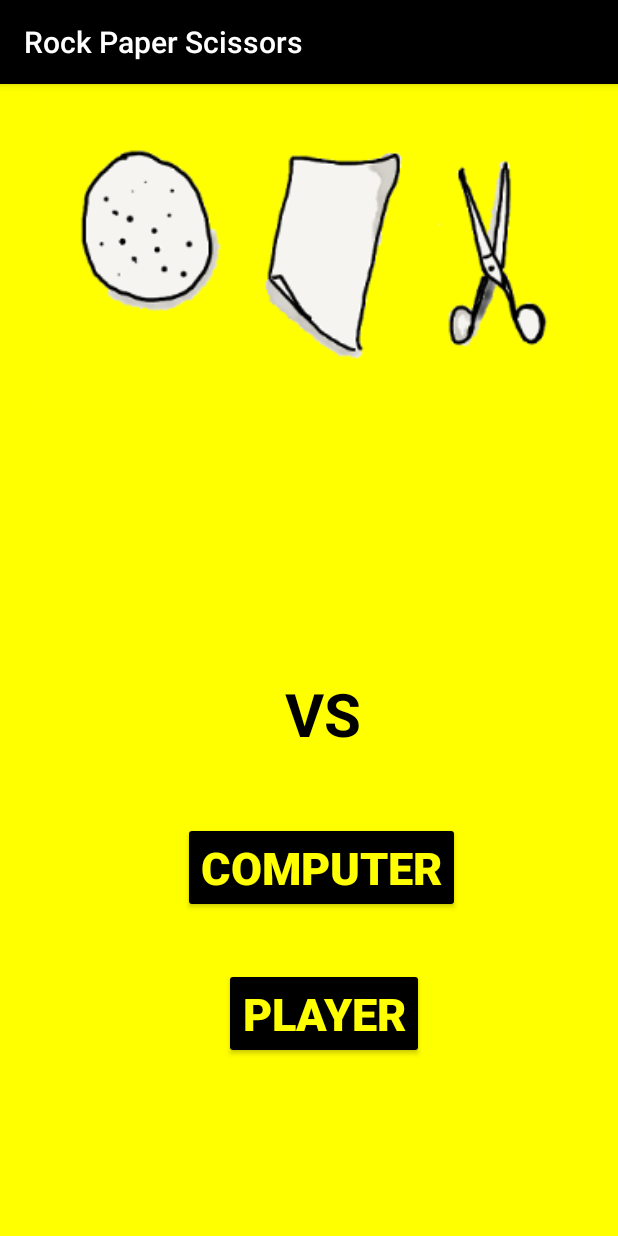
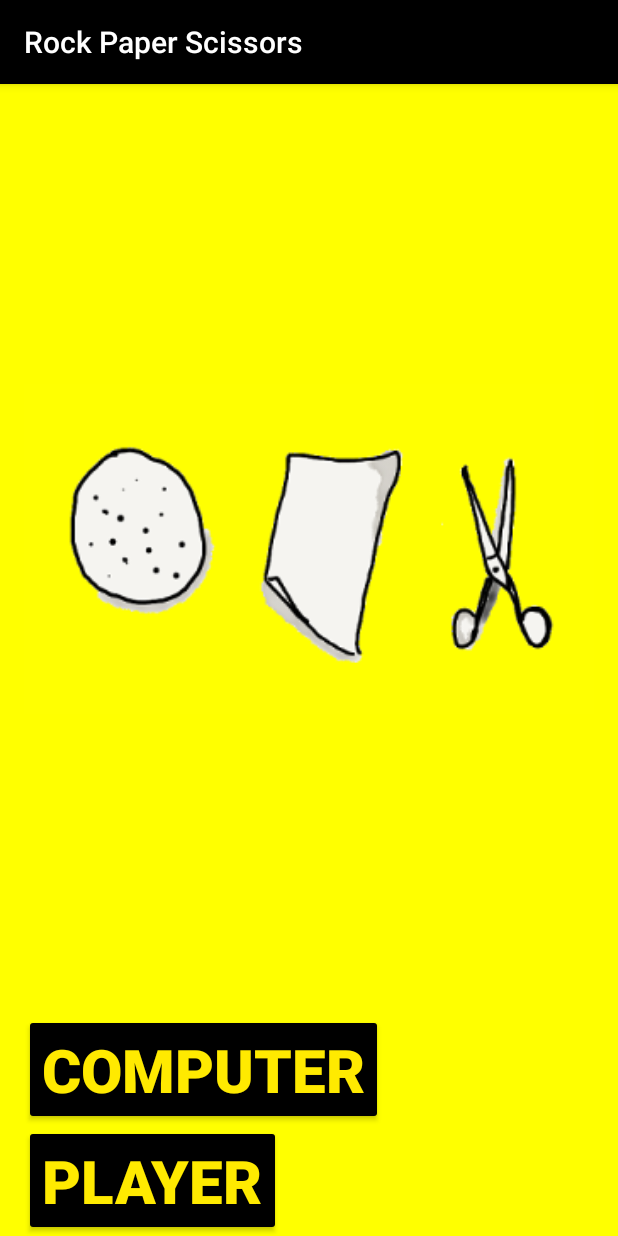
Before and after one commit to abirftw/RockPaperScissors, an Android app: the screen it shows after launch (MainActivity), on a phone screen of 412 x 824 dp. Run offline under Robolectric (Android 15) with nearby library versions, the phone set to English and light mode, and no system bars.

Commit message:
Change the layout to linear layout for consistency across devices

```diff
--- a/app/src/main/res/layout/main_activity.xml
+++ b/app/src/main/res/layout/main_activity.xml
@@ -1,62 +1,43 @@
 <?xml version="1.0" encoding="utf-8"?>
-<RelativeLayout xmlns:android="http://schemas.android.com/apk/res/android"
-    xmlns:app="http://schemas.android.com/apk/res-auto"
-    android:layout_width="match_parent" android:layout_height="match_parent"
-    android:background="@color/background">
+<LinearLayout xmlns:android="http://schemas.android.com/apk/res/android"
+    android:layout_width="match_parent"
+    android:layout_height="match_parent"
+    android:background="@color/background"
+    android:orientation="vertical"
+    android:paddingStart="@dimen/margin_left"
+    android:paddingEnd="@dimen/margin_right">
 
     <ImageView
-        android:id="@+id/imageView"
+        android:contentDescription="@string/app_name"
         android:layout_width="match_parent"
-        android:layout_height="211dp"
-        android:layout_alignParentStart="true"
-        android:layout_alignParentTop="true"
-        android:layout_marginStart="3dp"
-        android:layout_marginTop="4dp"
-        android:contentDescription="@string/app_name"
-        app:srcCompat="@drawable/rps_banner" />
+        android:layout_height="@dimen/content_dimen"
+        android:layout_weight="2"
+        android:src="@drawable/rps_banner"
+        />
 
-    <TextView
-        android:id="@+id/textView2"
-        android:layout_width="wrap_content"
-        android:layout_height="wrap_content"
-        android:layout_alignParentEnd="true"
-        android:layout_alignParentBottom="true"
-        android:layout_marginEnd="171dp"
-        android:layout_marginBottom="321dp"
-        android:text="@string/vs"
-        android:textColor="@android:color/black"
-        android:textSize="40sp"
-        android:textStyle="bold" />
 
     <androidx.appcompat.widget.AppCompatButton
         android:id="@+id/button_comp"
         android:layout_width="wrap_content"
         android:layout_height="wrap_content"
-        android:layout_alignParentEnd="true"
-        android:layout_alignParentBottom="true"
-        android:layout_marginEnd="105dp"
-        android:layout_marginBottom="215dp"
+        android:gravity="center"
         android:text="@string/comp"
-        android:textColor="@color/background"
-        android:textSize="30sp"
+        android:backgroundTint="@color/colorPrimary"
+        android:textColor="@color/game_background"
         android:textStyle="bold"
-        android:onClick="onClick"
-        app:backgroundTint="@android:color/black" />
+        android:textSize="@dimen/gameUI"
+        />
 
     <androidx.appcompat.widget.AppCompatButton
         android:id="@+id/button_player"
         android:layout_width="wrap_content"
         android:layout_height="wrap_content"
-        android:layout_alignParentEnd="true"
-        android:layout_alignParentBottom="true"
-        android:layout_marginEnd="129dp"
-        android:layout_marginBottom="118dp"
+        android:gravity="center"
+        android:backgroundTint="@color/colorPrimary"
         android:text="@string/player"
-        android:textColor="@color/background"
-        android:onClick="onClick"
-        android:textSize="30sp"
-        android:textStyle="bold"
-        app:backgroundTint="@android:color/black" />
+        android:textColor="@color/game_background"
+        android:textSize="@dimen/gameUI"
+        android:textStyle="bold" />
 
 
-</RelativeLayout>
+</LinearLayout>
```
